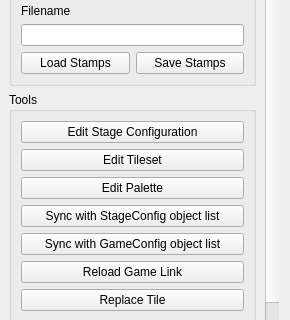
RSDKModding/RetroED, file RetroEDv2/tools/sceneproperties/scenepropertiesv5.ui: the form before one commit; both pictures show x 0 to 290 and y 136 to 456 of the 290 by 680 pixel window.
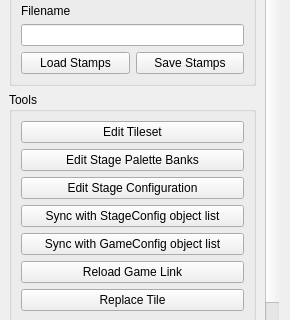
The form after the commit.

Patch:
```diff
--- a/RetroEDv2/tools/sceneproperties/scenepropertiesv5.ui
+++ b/RetroEDv2/tools/sceneproperties/scenepropertiesv5.ui
@@ -376,13 +376,6 @@
           <string>Tools</string>
          </property>
          <layout class="QVBoxLayout" name="verticalLayout_2">
-          <item>
-           <widget class="QPushButton" name="editStageConfig">
-            <property name="text">
-             <string>Edit Stage Configuration</string>
-            </property>
-           </widget>
-          </item>
           <item>
            <widget class="QPushButton" name="editTSet">
             <property name="text">
@@ -393,7 +386,14 @@
           <item>
            <widget class="QPushButton" name="editPalette">
             <property name="text">
-             <string>Edit Palette</string>
+             <string>Edit Stage Palette Banks</string>
+            </property>
+           </widget>
+          </item>
+          <item>
+           <widget class="QPushButton" name="editStageConfig">
+            <property name="text">
+             <string>Edit Stage Configuration</string>
             </property>
            </widget>
           </item>
```
Left out of the diff: 2 changed lines with no effect on the pictures.
